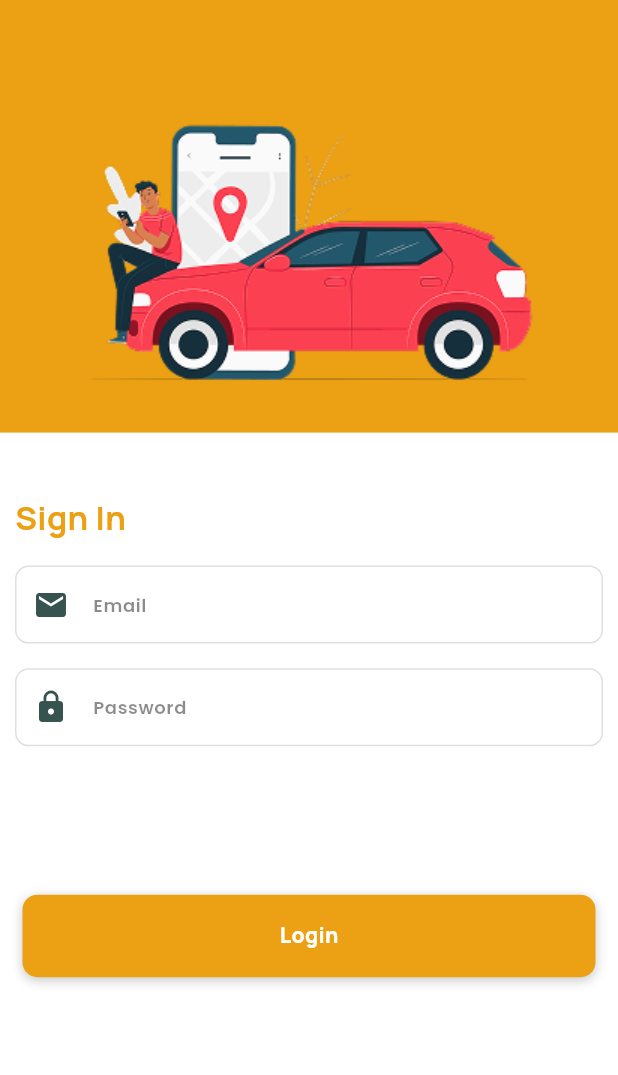
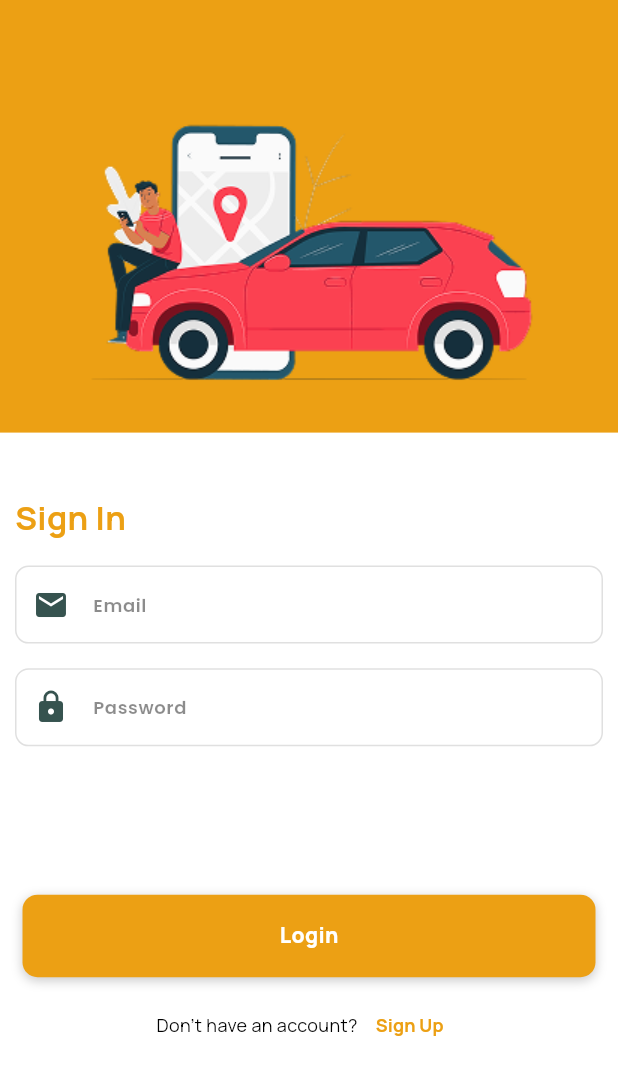
Before and after one commit to Christentimmy/RideXpress-Driver, a Flutter app: the screen it shows after launch, on a phone screen of 412 x 824 dp. Shown: the top 1075 px of the screen. Run offline on Flutter 3.47's test engine with Material 3 defaults, Android fonts, the phone set to English and light mode, and no system bars; our stand-ins replace appinio_swiper, cherry_toast, connectivity_plus, country_code_picker, flutter_rating_stars, flutter_secure_storage and 11 more; accounts and stored records are empty.

Commit message:
user controller:clean, login screen

```diff
--- a/lib/app/modules/auth/views/login_screen.dart
+++ b/lib/app/modules/auth/views/login_screen.dart
@@ -3,6 +3,7 @@ import 'package:flutter/material.dart';
 import 'package:get/get.dart';
 import 'package:google_fonts/google_fonts.dart';
 import 'package:ridexpressdriver/app/controller/auth_controller.dart';
+import 'package:ridexpressdriver/app/routes/app_routes.dart';
 import 'package:ridexpressdriver/app/utils/colors.dart';
 import 'package:ridexpressdriver/app/widgets/custom_button.dart';
 import 'package:ridexpressdriver/app/widgets/custom_textfield.dart';
@@ -64,6 +65,7 @@ class LoginScreen extends StatelessWidget {
           ),
 
           SizedBox(height: Get.height * 0.02),
+
           // Padding(
           //   padding: const EdgeInsets.symmetric(horizontal: 15),
           //   child: Text(
@@ -107,6 +109,33 @@ class LoginScreen extends StatelessWidget {
                 ),
               ),
             ),
+          ),
+          SizedBox(height: Get.height * 0.01),
+          Row(
+            mainAxisAlignment: MainAxisAlignment.center,
+            children: [
+              Text(
+                "Don't have an account?",
+                style: GoogleFonts.manrope(
+                  fontSize: 12,
+                  fontWeight: FontWeight.normal,
+                  color: Colors.black,
+                ),
+              ),
+              TextButton(
+                onPressed: () {
+                  Get.toNamed(AppRoutes.signup);
+                },
+                child: Text(
+                  "Sign Up",
+                  style: GoogleFonts.manrope(
+                    fontSize: 12,
+                    fontWeight: FontWeight.w700,
+                    color: AppColors.primaryColor,
+                  ),
+                ),
+              ),
+            ],
           ),
         ],
       ),
```
Also changed, not shown: lib/app/controller/user_controller.dart (+19 -0 lines), lib/app/modules/settings/views/rating_stat_screen.dart (+96 -12 lines).
